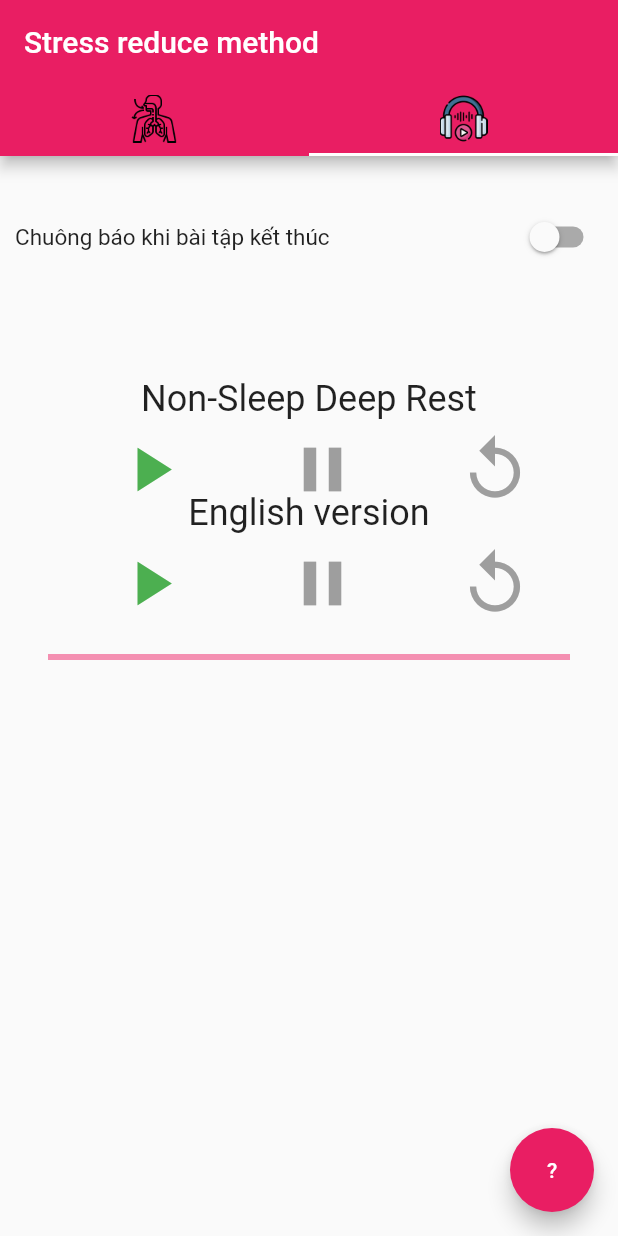
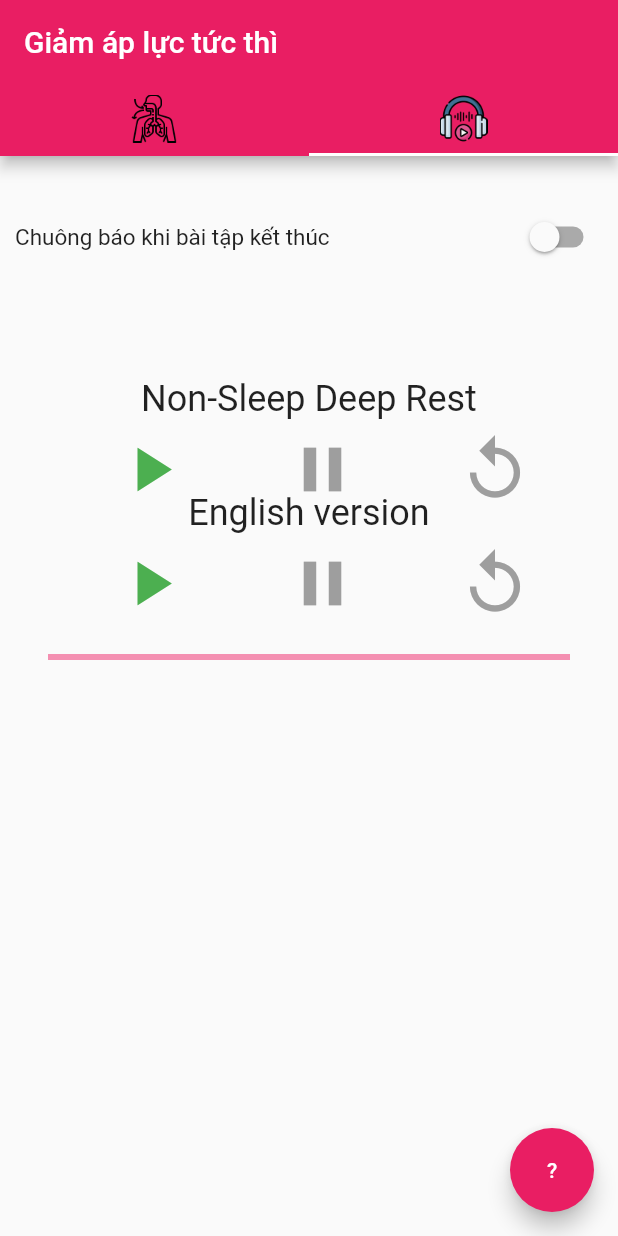
Before and after one commit to thivux/cp22_stress, a Flutter app: the screen it shows after launch, tab 2 chosen, on a phone screen of 412 x 824 dp. Run offline on Flutter 3.47's test engine with Material 2 defaults, Android fonts, the phone set to English and light mode, and no system bars; our stand-ins replace audioplayers; statements that could not run were skipped.

```diff
--- a/lib/main.dart
+++ b/lib/main.dart
@@ -1,6 +1,6 @@
 import 'package:flutter/material.dart';
 import 'nsdr.dart';
-import 'py_sigh.dart';
+import 'phy_sigh.dart';
 void main() => runApp(const FirstPageApp());
 
 class FirstPageApp extends StatelessWidget {
@@ -29,7 +29,7 @@ class FirstPageApp extends StatelessWidget {
         length: myTabs.length,
         child: Scaffold(
           appBar: AppBar(
-            title: const Text('Stress reduce method'),
+            title: const Text('Giảm áp lực tức thì'),
             bottom: TabBar(
               tabs: myTabs,
             ),
```
